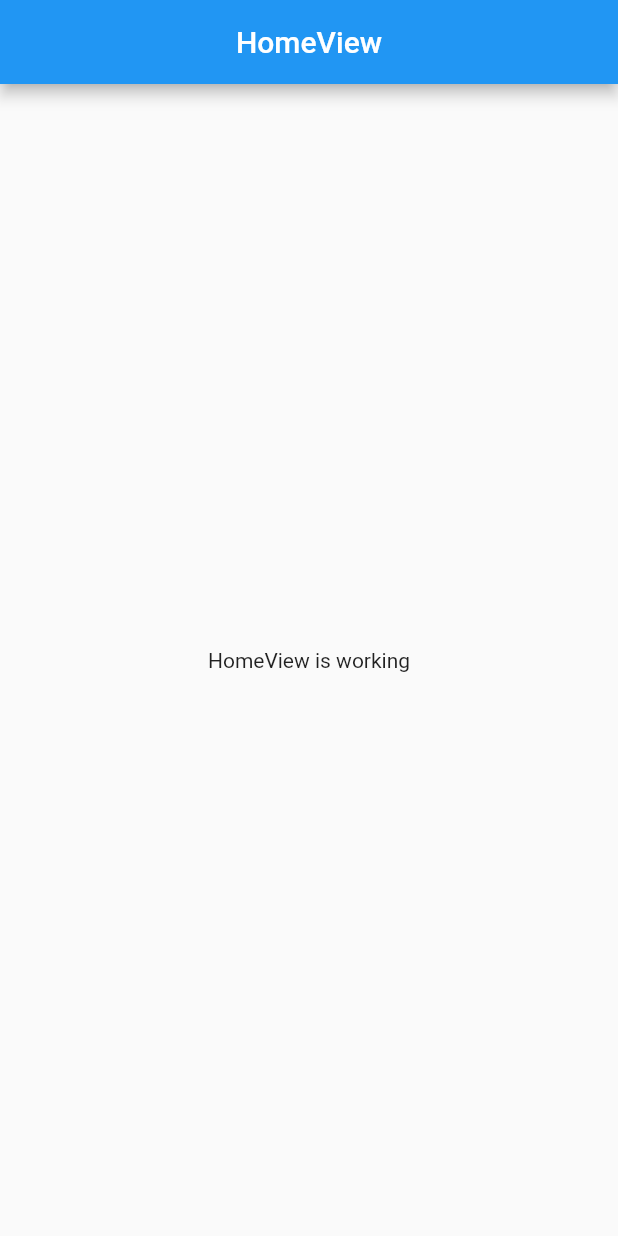
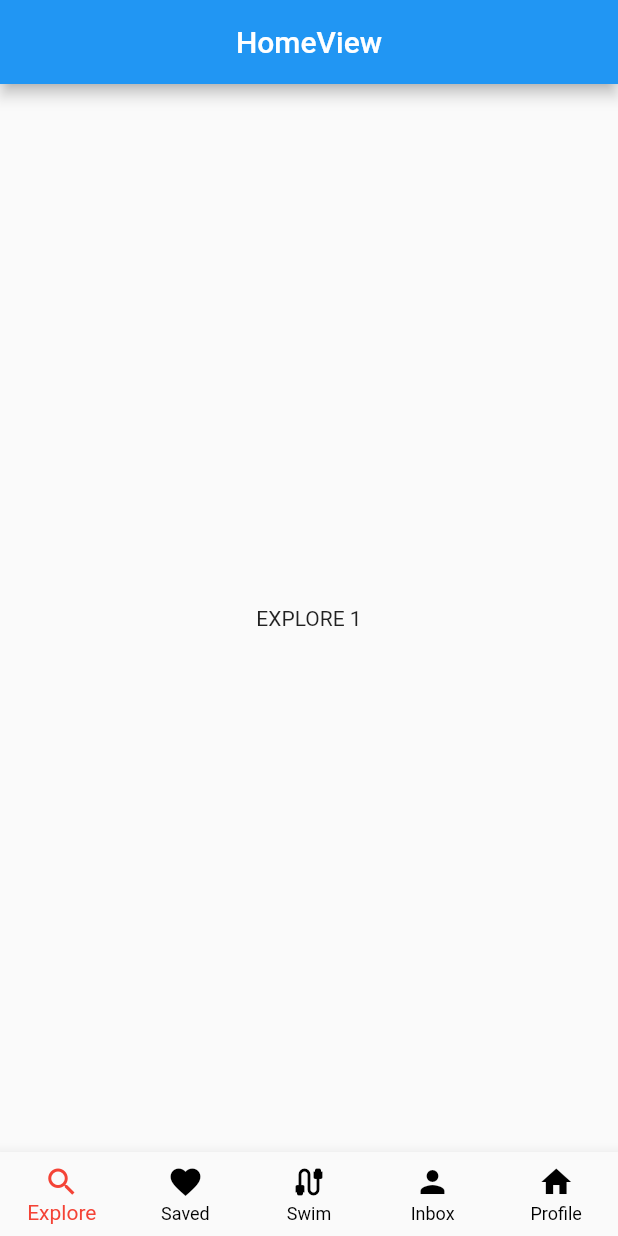
Before and after one commit to IJlnflhbrzDev/sirenang, a Flutter app: the screen it shows after launch, on a phone screen of 412 x 824 dp. Run offline on Flutter 3.47's test engine with Material 2 defaults, Android fonts, the phone set to English and light mode, and no system bars; our stand-ins replace get.

Commit message:
SLICING UI BOTTOM NAVIGATION BAR

```diff
--- a/lib/app/modules/home/views/home_view.dart
+++ b/lib/app/modules/home/views/home_view.dart
@@ -1,7 +1,6 @@
 import 'package:flutter/material.dart';
 
 import 'package:get/get.dart';
-import 'package:google_fonts/google_fonts.dart';
 
 import '../controllers/home_controller.dart';
 
@@ -9,17 +8,51 @@ class HomeView extends GetView<HomeController> {
   const HomeView({Key? key}) : super(key: key);
   @override
   Widget build(BuildContext context) {
-    return Scaffold(
-      appBar: AppBar(
-        title: const Text('HomeView'),
-        centerTitle: true,
-      ),
-      body: const Center(
-        child: Text(
-          'HomeView is working',
-          // style: GoogleFonts.poppins().copyWith(fontSize: 20),
+    return GetBuilder<HomeController>(
+      builder: (controller) => Scaffold(
+        appBar: AppBar(
+          title: const Text('HomeView'),
+          centerTitle: true,
+        ),
+        body: SafeArea(
+            child: IndexedStack(
+          index: controller.tabIndexBottomNavigationBar,
+          children: const [
+            Center(child: Text('EXPLORE 1')),
+            Center(child: Text('SAVED 2')),
+            Center(child: Text('SWIM 3')),
+            Center(child: Text('INBOX 4')),
+            Center(child: Text('PROFILE 5')),
+          ],
+        )),
+        bottomNavigationBar: BottomNavigationBar(
+          unselectedItemColor: Colors.black,
+          selectedItemColor: Colors.red,
+          onTap: controller.changeTabIndex,
+          currentIndex: controller.tabIndexBottomNavigationBar,
+          // showSelectedLabels: false,
+          // showUnselectedLabels: false,
+          type: BottomNavigationBarType.fixed,
+          items: [
+            _bottomNavigationBarItems(
+                iconBar: Icons.search, labelName: 'Explore'),
+            _bottomNavigationBarItems(
+                iconBar: Icons.favorite, labelName: 'Saved'),
+            _bottomNavigationBarItems(iconBar: Icons.cable, labelName: 'Swim'),
+            _bottomNavigationBarItems(
+                iconBar: Icons.person, labelName: 'Inbox'),
+            _bottomNavigationBarItems(
+                iconBar: Icons.home, labelName: 'Profile'),
+          ],
         ),
       ),
     );
   }
 }
+
+_bottomNavigationBarItems({IconData? iconBar, String? labelName}) {
+  return BottomNavigationBarItem(
+    icon: Icon(iconBar),
+    label: labelName,
+  );
+}
```
Also changed, not shown: lib/app/modules/home/controllers/home_controller.dart (+4 -18 lines).
